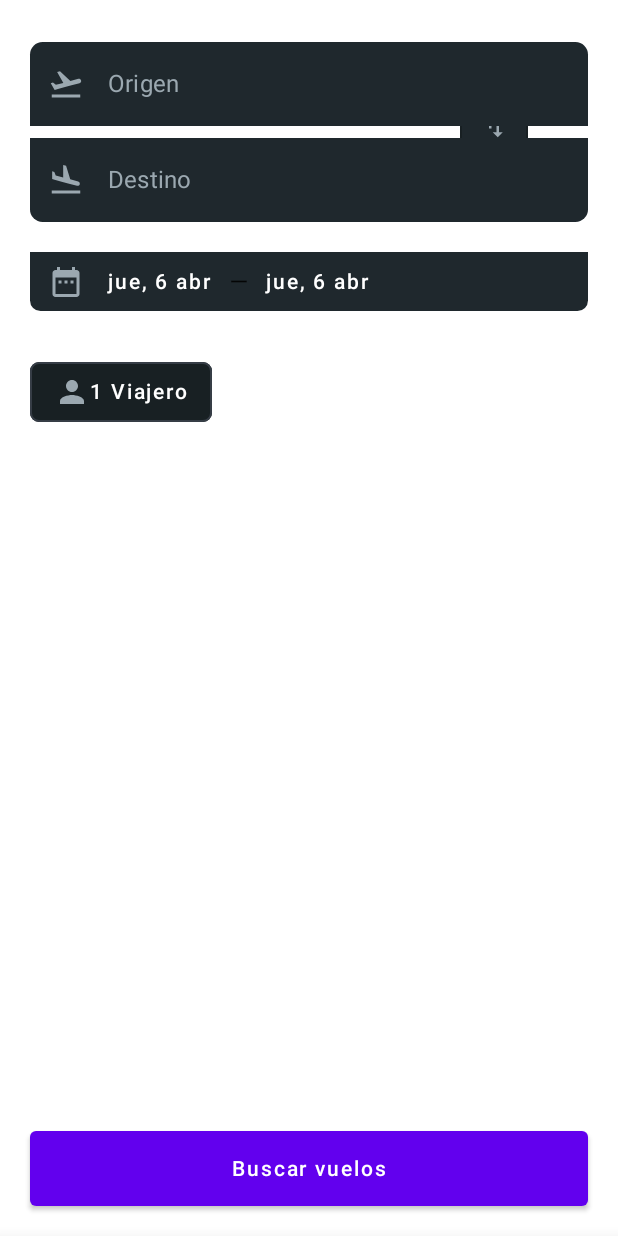
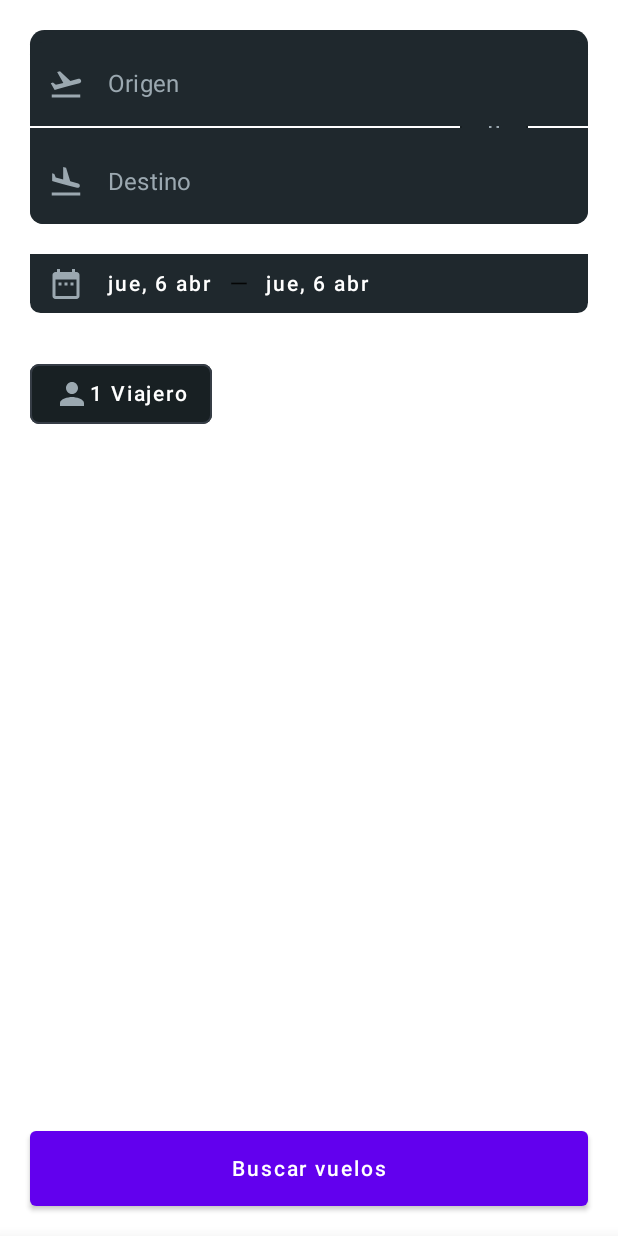
Before and after one commit to danielurrutxua/easyflight, an Android app built with Jetpack Compose: the @Preview function DefaultPreview, on a phone screen of 412 x 824 dp. Run offline under Robolectric (Android 15) with nearby library versions, the phone set to English and light mode, and no system bars; our stand-ins replace Dagger/Hilt's generated code, constraintlayout-compose.

Commit message:
Feat: 1: extraer lista desplegable fuera del texfield 2: corregir separación entre textfields

```diff
--- a/android-client/app/src/main/java/com/example/easyflight/feature_flight/presentation/flights/FlightsEvent.kt
+++ b/android-client/app/src/main/java/com/example/easyflight/feature_flight/presentation/flights/FlightsEvent.kt
@@ -1,6 +1,5 @@
 package com.example.easyflight.feature_flight.presentation.flights
 
-import com.example.easyflight.feature_flight.domain.model.service.request.FlightSearchRequest
 import com.example.easyflight.feature_flight.domain.model.service.response.FlightsSearch
 import java.time.LocalDate
 
@@ -13,6 +12,9 @@ sealed class FlightsEvent {
     data class SelectDepartureAirport(val airport: String) : FlightsEvent()
     data class UpdatePassengers(val total: Int) : FlightsEvent()
     data class Search(val roundTrip: Boolean) : FlightsEvent()
+    data class SetShowOriginResults(val value: Boolean) : FlightsEvent()
+    data class SetShowDestinationResults(val value: Boolean) : FlightsEvent()
+
     object SwapAirports : FlightsEvent()
     object ShowBottomSheet : FlightsEvent()
     object DismissBottomSheet : FlightsEvent()
--- a/android-client/app/src/main/java/com/example/easyflight/feature_flight/presentation/flights/FlightsState.kt
+++ b/android-client/app/src/main/java/com/example/easyflight/feature_flight/presentation/flights/FlightsState.kt
@@ -11,5 +11,7 @@ data class FlightsState(
     val departureDate: LocalDate = LocalDate.now(),
     val returnDate: LocalDate = LocalDate.now().plusDays(3),
     val numPassengers: Int = 1,
-    val showBottomSheet: Boolean = false
+    val showBottomSheet: Boolean = false,
+    val showOriginResults: Boolean = true,
+    val showDestinationResults: Boolean = true
 )
--- a/android-client/app/src/main/java/com/example/easyflight/feature_flight/presentation/flights/components/AirportSelector.kt
+++ b/android-client/app/src/main/java/com/example/easyflight/feature_flight/presentation/flights/components/AirportSelector.kt
@@ -5,8 +5,10 @@ import androidx.compose.foundation.layout.Column
 import androidx.compose.foundation.layout.fillMaxWidth
 import androidx.compose.foundation.layout.height
 import androidx.compose.foundation.layout.width
+import androidx.compose.material.Divider
 import androidx.compose.runtime.Composable
 import androidx.compose.ui.Modifier
+import androidx.compose.ui.graphics.Color
 import androidx.compose.ui.unit.dp
 import androidx.constraintlayout.compose.ConstrainedLayoutReference
 import androidx.constraintlayout.compose.ConstraintLayout
@@ -19,7 +21,9 @@ fun AirportsSelector(viewModel: FlightsViewModel) {
 
     val airportsRef = ConstrainedLayoutReference("airports")
     val exchangeButtonRef = ConstrainedLayoutReference("exchangeButton")
-
+    val departureAirportText = viewModel.state.value.departureAirport
+    val destinationAirportText = viewModel.state.value.destinationAirport
+    Column(modifier = Modifier.fillMaxWidth()) {
         ConstraintLayout(
             modifier = Modifier.fillMaxWidth()
         ) {
@@ -32,14 +36,35 @@ fun AirportsSelector(viewModel: FlightsViewModel) {
                     label = "Origen",
                     cornerSizes = CornerSizes(15, 15, 0, 0),
                     drawableId = R.drawable.airplane_takeoff,
-                textFieldState = viewModel.state.value.departureAirport
-            ) { value -> viewModel.onEvent(FlightsEvent.TypeDepartureAirport(value)) }
+                    textFieldState = departureAirportText,
+                    onTextValueChange = { value ->
+                        viewModel.onEvent(
+                            FlightsEvent.TypeDepartureAirport(
+                                value
+                            )
+                        )
+                    },
+                    onSetShowResults = { value ->
+                        viewModel.onEvent(
+                            FlightsEvent.SetShowOriginResults(
+                                value
+                            )
+                        )
+                    }
+                )
+                Divider(color = Color.Transparent, thickness = 1.dp)
                 SimpleTextField(
                     label = "Destino",
                     cornerSizes = CornerSizes(0, 0, 15, 15),
                     drawableId = R.drawable.airplane_landing,
-                textFieldState = viewModel.state.value.destinationAirport
-            ) { value -> viewModel.onEvent(FlightsEvent.TypeArrivalAirport(value)) }
+                    textFieldState = destinationAirportText,
+                    onTextValueChange = { value ->
+                        viewModel.onEvent(FlightsEvent.TypeArrivalAirport(value))
+                    },
+                    onSetShowResults = { value ->
+                        viewModel.onEvent(FlightsEvent.SetShowOriginResults(value))
+                    }
+                )
             }
 
             ExchangeAirportsButton(
@@ -51,7 +76,36 @@ fun AirportsSelector(viewModel: FlightsViewModel) {
                         top.linkTo(airportsRef.top)
                         bottom.linkTo(airportsRef.bottom)
 
-            }, onClick =  { viewModel.onEvent(FlightsEvent.SwapAirports) })
+                    }, onClick = { viewModel.onEvent(FlightsEvent.SwapAirports) })
+
+        }
+        if (viewModel.state.value.showOriginResults &&
+            departureAirportText.isNotBlank()
+        ) {
+            AirportSuggestionList(
+                searchText = departureAirportText,
+                onTextValueChange = { value ->
+                    viewModel.onEvent(FlightsEvent.TypeDepartureAirport(value))
+                },
+                onSetShowResults = { value ->
+                    viewModel.onEvent(FlightsEvent.SetShowOriginResults(value))
+                }
+            )
+        }
+
+        if (viewModel.state.value.showDestinationResults &&
+            destinationAirportText.isNotBlank()
+        ) {
+            AirportSuggestionList(
+                searchText = destinationAirportText,
+                onTextValueChange = { value ->
+                    viewModel.onEvent(FlightsEvent.TypeArrivalAirport(value))
+                },
+                onSetShowResults = { value ->
+                    viewModel.onEvent(FlightsEvent.SetShowDestinationResults(value))
+                }
+            )
+        }
 
     }
 }
--- /dev/null
+++ b/android-client/app/src/main/java/com/example/easyflight/feature_flight/presentation/flights/components/AirportSuggestionList.kt
@@ -0,0 +1,118 @@
+package com.example.easyflight.feature_flight.presentation.flights.components
+
+import androidx.compose.foundation.background
+import androidx.compose.foundation.clickable
+import androidx.compose.foundation.layout.*
+import androidx.compose.foundation.lazy.LazyColumn
+import androidx.compose.foundation.lazy.items
+import androidx.compose.material.MaterialTheme
+import androidx.compose.material.Text
+import androidx.compose.runtime.*
+import androidx.compose.ui.Alignment
+import androidx.compose.ui.Modifier
+import androidx.compose.ui.graphics.Color
+import androidx.compose.ui.platform.LocalFocusManager
+import androidx.compose.ui.text.AnnotatedString
+import androidx.compose.ui.text.SpanStyle
+import androidx.compose.ui.text.buildAnnotatedString
+import androidx.compose.ui.text.font.FontWeight
+import androidx.compose.ui.unit.dp
+import com.example.easyflight.feature_flight.domain.model.Airport
+import com.example.easyflight.ui.theme.Background
+
+@Composable
+fun AirportSuggestionList(
+    searchText: String,
+    onTextValueChange: (String) -> Unit,
+    onSetShowResults: (Boolean) -> Unit
+) {
+    val searchResults = remember(searchText) { getSearchResults(searchText) }
+    val focusManager = LocalFocusManager.current
+    Box(modifier = Modifier.background(Background)) {
+        LazyColumn(modifier = Modifier.fillMaxWidth()) {
+            items(searchResults) { result ->
+                Row(
+                    modifier = Modifier
+                        .clickable {
+                            onTextValueChange(formatAirportText(result))
+                            onSetShowResults(false)
+                            focusManager.clearFocus()
+                        }
+                        .fillMaxWidth()
+                        .padding(8.dp),
+                    horizontalArrangement = Arrangement.SpaceBetween,
+                    verticalAlignment = Alignment.CenterVertically
+                ) {
+                    Column {
+                        Text(
+                            highlightMatchingText(result.name, searchText),
+                            color = Color.White,
+                            style = MaterialTheme.typography.body1.copy(fontWeight = FontWeight.Bold)
+                        )
+                        Text(
+                            highlightMatchingText(result.country, searchText),
+                            color = Color.White,
+                            style = MaterialTheme.typography.caption
+                        )
+                    }
+                    Text(
+                        highlightMatchingText(result.iata, searchText),
+                        color = Color.White,
+                        style = MaterialTheme.typography.body1.copy(fontWeight = FontWeight.Bold)
+                    )
+                }
+                Spacer(modifier = Modifier.height(8.dp))
+            }
+        }
+    }
+}
+
+@Composable
+fun highlightMatchingText(text: String, query: String): AnnotatedString {
+    val matchingRange = text.indexOf(query, ignoreCase = true)
+
+    return buildAnnotatedString {
+        if (matchingRange >= 0) {
+            append(text.substring(0, matchingRange))
+            pushStyle(SpanStyle(color = Color.Cyan))
+            append(text.substring(matchingRange, matchingRange + query.length))
+            pop()
+            append(text.substring(matchingRange + query.length))
+        } else {
+            append(text)
+        }
+    }
+}
+
+// Función para obtener los resultados de búsqueda (puedes reemplazarla con tu propia lógica)
+fun getSearchResults(query: String): List<Airport> {
+    val possibleResults = listOf(
+        Airport("JFK", "John F. Kennedy International Airport", "United States"),
+        Airport("LAX", "Los Angeles International Airport", "United States"),
+        Airport("LHR", "Heathrow Airport", "United Kingdom"),
+        Airport("CDG", "Charles de Gaulle Airport", "France")
+    )
+    val filteredResults = possibleResults.filter {
+        it.iata.contains(query, ignoreCase = true) ||
+                it.name.contains(query, ignoreCase = true) ||
+                it.name.contains(query, ignoreCase = true)
+    }
+
+    return filteredResults.sortedWith(compareBy(
+        { !it.iata.startsWith(query, ignoreCase = true) },
+        { !it.name.startsWith(query, ignoreCase = true) },
+        { !it.country.startsWith(query, ignoreCase = true) },
+        { it.iata },
+        { it.name },
+        { it.country }
+    ))
+}
+
+fun formatAirportText(airport: Airport): String {
+    val truncatedName = if (airport.name.length > 30) {
+        "${airport.name.substring(0, 30)}..."
+    } else {
+        airport.name
+    }
+    return "$truncatedName (${airport.iata})"
+}
--- a/android-client/app/src/main/java/com/example/easyflight/feature_flight/presentation/flights/components/ExchangeButton.kt
+++ b/android-client/app/src/main/java/com/example/easyflight/feature_flight/presentation/flights/components/ExchangeButton.kt
@@ -1,15 +1,24 @@
 package com.example.easyflight.feature_flight.presentation.flights.components
 
-import androidx.compose.foundation.background
-import androidx.compose.foundation.border
+import androidx.compose.foundation.*
+import androidx.compose.foundation.gestures.detectTapGestures
+import androidx.compose.foundation.interaction.MutableInteractionSource
 import androidx.compose.foundation.layout.Box
+import androidx.compose.foundation.layout.PaddingValues
+import androidx.compose.foundation.layout.padding
 import androidx.compose.foundation.layout.size
 import androidx.compose.foundation.shape.RoundedCornerShape
+import androidx.compose.material.Button
+import androidx.compose.material.ButtonDefaults
 import androidx.compose.material.Icon
 import androidx.compose.material.IconButton
+import androidx.compose.material.ripple.rememberRipple
 import androidx.compose.runtime.Composable
+import androidx.compose.runtime.remember
+import androidx.compose.ui.Alignment
 import androidx.compose.ui.Modifier
 import androidx.compose.ui.graphics.Color
+import androidx.compose.ui.input.pointer.pointerInput
 import androidx.compose.ui.res.painterResource
 import androidx.compose.ui.unit.dp
 import com.example.easyflight.R
@@ -19,28 +28,28 @@ import com.example.easyflight.ui.theme.ComponentBackground
 
 @Composable
 fun ExchangeAirportsButton(modifier: Modifier, onClick: () -> Unit) {
-
-    Box(
+    Button(
+        onClick = onClick,
         modifier = modifier
-            .border(
-                width = 1.dp,
-                color = Background,
-                shape = RoundedCornerShape(5.dp)
-            )
-            .background(color = ComponentBackground)
-    )
-
-    {
-        IconButton(
-            onClick = { onClick() },
-        ) {
+            .size(45.dp),
+        shape = RoundedCornerShape(5.dp),
+        colors = ButtonDefaults.buttonColors(
+            backgroundColor = ComponentBackground,
+            contentColor = Color(android.graphics.Color.parseColor("#9ba8b0"))
+        ),
+        elevation = ButtonDefaults.elevation(
+            defaultElevation = 0.dp,
+            pressedElevation = 4.dp
+        ),
+        border = BorderStroke(1.dp, Background),
+        contentPadding = PaddingValues(0.dp)
+    ) {
+        Box(contentAlignment = Alignment.Center) {
             Icon(
                 painter = painterResource(id = R.drawable.swap_vertical),
                 contentDescription = "Exchange airports",
-                tint = Color(android.graphics.Color.parseColor("#9ba8b0")),
                 modifier = Modifier.size(20.dp)
             )
         }
     }
-
 }
--- a/android-client/app/src/main/java/com/example/easyflight/feature_flight/presentation/flights/components/SimpleTextField.kt
+++ b/android-client/app/src/main/java/com/example/easyflight/feature_flight/presentation/flights/components/SimpleTextField.kt
@@ -1,5 +1,6 @@
 package com.example.easyflight.feature_flight.presentation.flights.components
 
+import androidx.compose.foundation.BorderStroke
 import androidx.compose.foundation.background
 import androidx.compose.foundation.clickable
 import androidx.compose.foundation.interaction.FocusInteraction
@@ -42,23 +43,38 @@ fun SimpleTextField(
     enabled: Boolean = true,
     drawableId: Int,
     textFieldState: String,
-    onTextValueChange: (String) -> Unit
+    onTextValueChange: (String) -> Unit,
+    onSetShowResults: (Boolean) -> Unit
 ) {
     val mutableText = derivedStateOf { textFieldState }
     val labelColor = derivedStateOf { getLabelColor(text = textFieldState) }
     val searchResults = remember(mutableText.value) { getSearchResults(mutableText.value) }
-    var showResults by remember { mutableStateOf(true) }
     val focusManager = LocalFocusManager.current
     val interactionSource = remember { MutableInteractionSource() }
+
+    Box(
+        modifier = Modifier
+            .fillMaxWidth()
+            .background(
+                color = ComponentBackground, shape = MaterialTheme.shapes.small.copy(
+                    topStart = cornerSizes.topStart,
+                    topEnd = cornerSizes.topEnd,
+                    bottomEnd = cornerSizes.bottomEnd,
+                    bottomStart = cornerSizes.bottomStart
+                )
+            )
+    ) {
+
+
         OutlinedTextField(
             value = mutableText.value,
             onValueChange = { newText ->
                 onTextValueChange(newText)
-            showResults = true
+                onSetShowResults(true)
             },
             modifier = modifier
                 .fillMaxWidth()
-            .onFocusChanged  { focusState: FocusState ->
+                .onFocusChanged { focusState: FocusState ->
                     if (focusState.isFocused) {
                         onTextValueChange("")
                     }
@@ -97,97 +113,7 @@ fun SimpleTextField(
                 leadingIconColor = GraySoft
             ),
         )
-
-    if (showResults && mutableText.value.isNotEmpty()) {
-        Box(modifier = Modifier.background(Background)) {
-            LazyColumn(modifier = Modifier.fillMaxWidth()) {
-                items(searchResults) { result ->
-                    Row(
-                        modifier = Modifier
-                            .clickable {
-                                onTextValueChange(formatAirportText(result))
-                                showResults = false
-                                focusManager.clearFocus()
     }
-                            .fillMaxWidth()
-                            .padding(8.dp),
-                        horizontalArrangement = Arrangement.SpaceBetween,
-                        verticalAlignment = Alignment.CenterVertically
-                    ) {
-                        Column {
-                            Text(
-                                highlightMatchingText(result.name, mutableText.value),
-                                color = White,
-                                style = MaterialTheme.typography.body1.copy(fontWeight = FontWeight.Bold)
-                            )
-                            Text(
-                                highlightMatchingText(result.country, mutableText.value),
-                                color = White,
-                                style = MaterialTheme.typography.caption
-                            )
-                        }
-                        Text(
-                            highlightMatchingText(result.iata, mutableText.value),
-                            color = White,
-                            style = MaterialTheme.typography.body1.copy(fontWeight = FontWeight.Bold)
-                        )
-                    }
-                    Spacer(modifier = Modifier.height(8.dp))
-                }
-            }
-        }
-
-    }
-}
-
-fun formatAirportText(airport: Airport): String {
-    val truncatedName = if (airport.name.length > 30) {
-        "${airport.name.substring(0, 30)}..."
-    } else {
-        airport.name
-    }
-    return "$truncatedName (${airport.iata})"
-}
-
-@Composable
-fun highlightMatchingText(text: String, query: String): AnnotatedString {
-    val matchingRange = text.indexOf(query, ignoreCase = true)
-
-    return buildAnnotatedString {
-        if (matchingRange >= 0) {
-            append(text.substring(0, matchingRange))
-            pushStyle(SpanStyle(color = Color.Cyan))
-            append(text.substring(matchingRange, matchingRange + query.length))
-            pop()
-            append(text.substring(matchingRange + query.length))
-        } else {
-            append(text)
-        }
-    }
-}
-
-// Función para obtener los resultados de búsqueda (puedes reemplazarla con tu propia lógica)
-fun getSearchResults(query: String): List<Airport> {
-    val possibleResults = listOf(
-        Airport("JFK", "John F. Kennedy International Airport", "United States"),
-        Airport("LAX", "Los Angeles International Airport", "United States"),
-        Airport("LHR", "Heathrow Airport", "United Kingdom"),
-        Airport("CDG", "Charles de Gaulle Airport", "France")
-    )
-    val filteredResults = possibleResults.filter {
-        it.iata.contains(query, ignoreCase = true) ||
-                it.name.contains(query, ignoreCase = true) ||
-                it.name.contains(query, ignoreCase = true)
-    }
-
-    return filteredResults.sortedWith(compareBy(
-        { !it.iata.startsWith(query, ignoreCase = true) },
-        { !it.name.startsWith(query, ignoreCase = true) },
-        { !it.country.startsWith(query, ignoreCase = true) },
-        { it.iata },
-        { it.name },
-        { it.country }
-    ))
 }
 
 private fun getLabelColor(text: String): Color {
```
Also changed, not shown: android-client/app/src/main/java/com/example/easyflight/feature_flight/presentation/flights/FlightsViewModel.kt (+12 -0 lines). Lines whose indentation alone changed are shown as unchanged.
